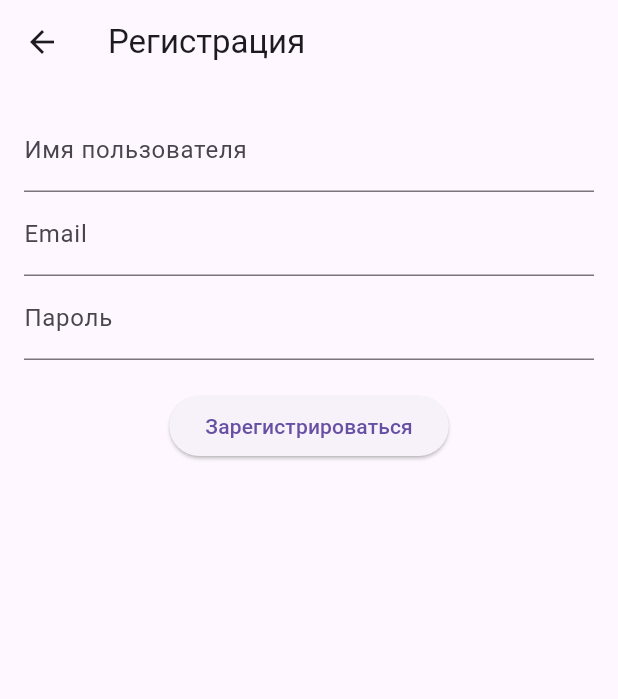
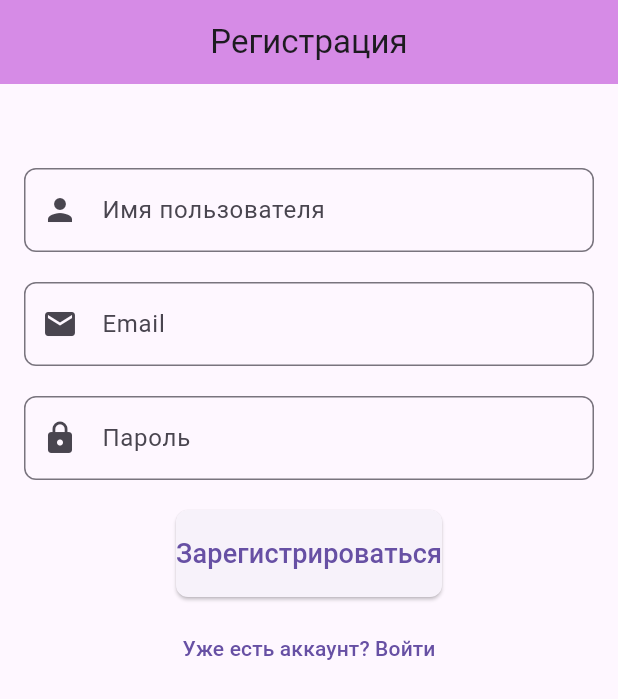
Before and after one commit to andryare1/FitApp, a Flutter app: the screen it shows after launch, after a tap on "Нет аккаунта? Зарегистрироваться", on a phone screen of 412 x 824 dp. Shown: the top 699 px of the screen. Run offline on Flutter 3.47's test engine with Material 3 defaults, Android fonts, the light colour scheme and no system bars; our stand-ins replace shared_preferences; network calls fail.

Commit message:
обновление дизайна

```diff
--- a/FitAppAPI/FitAppAPI/obj/Debug/net8.0/FitAppAPI.csproj.FileListAbsolute.txt
+++ b/FitAppAPI/FitAppAPI/obj/Debug/net8.0/FitAppAPI.csproj.FileListAbsolute.txt
@@ -692,4 +692,3 @@ C:\myData\Knowledge\Projects\FitApp\FitAppAPI\FitAppAPI\obj\Debug\net8.0\ref\Fit
 /Users/andryare/college/diploma/FitApp/FitApp/FitAppAPI/FitAppAPI/obj/Debug/net8.0/FitAppAPI.genruntimeconfig.cache
 /Users/andryare/college/diploma/FitApp/FitApp/FitAppAPI/FitAppAPI/obj/Debug/net8.0/ref/FitAppAPI.dll
 >>>>>>> e226ae361cd8e871c67bcb6f1df4a758a33c738a
-C:\myData\Knowledge\Projects\FitApp\FitAppAPI\FitAppAPI\obj\Debug\net8.0\staticwebassets.upToDateCheck.txt
--- a/FitAppAPI/FitAppAPI/obj/Debug/net8.0/FitAppAPI.sourcelink.json
+++ b/FitAppAPI/FitAppAPI/obj/Debug/net8.0/FitAppAPI.sourcelink.json
@@ -1 +1 @@
-{"documents":{"C:\\myData\\Knowledge\\Projects\\FitApp\\*":"https://raw.githubusercontent.com/andryare1/FitApp/ed0106dbe68aa351e370aa42bd5af83721a24999/*"}}
+{"documents":{"C:\\myData\\Knowledge\\Projects\\FitApp\\*":"https://raw.githubusercontent.com/andryare1/FitApp/dab0299315a31b0469263c16d089196935798b96/*"}}
--- a/urbanfit/lib/main.dart
+++ b/urbanfit/lib/main.dart
@@ -22,6 +22,9 @@ class MyApp extends StatelessWidget {
       title: 'FitApp',
       theme: ThemeData(
         primarySwatch: Colors.blue,
+        appBarTheme: const AppBarTheme(
+          backgroundColor: Color.fromARGB(255, 214, 139, 230),
+        ),
       ),
       home: token == null ? const LoginPage() : HomePage(token: token),
     );
--- a/urbanfit/lib/pages/authorization/login_page.dart
+++ b/urbanfit/lib/pages/authorization/login_page.dart
@@ -1,7 +1,7 @@
 import 'package:flutter/material.dart';
+import 'package:urbanfit/pages/home_page.dart';
 import 'package:urbanfit/services/auth_service.dart';
-import '../home_page.dart';
-import 'register_page.dart';  // Подключаем страницу регистрации
+import 'register_page.dart';
 
 class LoginPage extends StatefulWidget {
   const LoginPage({super.key});
@@ -58,31 +58,56 @@ class _LoginPageState extends State<LoginPage> {
   @override
   Widget build(BuildContext context) {
     return Scaffold(
-      appBar: AppBar(title: const Text('Вход')),
+      appBar: AppBar(
+        title: const Center(child: Text('Вход')),
+      ),
       body: Padding(
         padding: const EdgeInsets.all(16.0),
         child: Column(
           children: [
+            const SizedBox(height: 40),
             TextField(
               controller: _usernameController,
-              decoration: const InputDecoration(labelText: 'Логин'),
+              decoration: InputDecoration(
+                labelText: 'Логин',
+                prefixIcon: const Icon(Icons.person),
+                border: OutlineInputBorder(
+                  borderRadius: BorderRadius.circular(8),
+                ),
+              ),
             ),
+            const SizedBox(height: 20),
             TextField(
               controller: _passwordController,
               obscureText: true,
-              decoration: const InputDecoration(labelText: 'Пароль'),
+              decoration: InputDecoration(
+                labelText: 'Пароль',
+                prefixIcon: const Icon(Icons.lock),
+                border: OutlineInputBorder(
+                  borderRadius: BorderRadius.circular(8),
+                ),
+              ),
             ),
             const SizedBox(height: 20),
             _isLoading
                 ? const CircularProgressIndicator()
                 : ElevatedButton(
+                    style: ElevatedButton.styleFrom(
+                      padding: const EdgeInsets.symmetric(vertical: 16),
+                      shape: RoundedRectangleBorder(
+                        borderRadius: BorderRadius.circular(8),
+                      ),
+                    ),
                     onPressed: _login,
-                    child: const Text('Войти'),
+                    child: const Text(
+                      'Войти',
+                      style: TextStyle(fontSize: 18),
+                    ),
                   ),
             const SizedBox(height: 10),
             TextButton(
               onPressed: () {
-                Navigator.push(
+                Navigator.pushReplacement(
                   context,
                   MaterialPageRoute(builder: (context) => const RegisterPage()),
                 );
--- a/urbanfit/lib/pages/authorization/register_page.dart
+++ b/urbanfit/lib/pages/authorization/register_page.dart
@@ -17,6 +17,15 @@ class _RegisterPageState extends State<RegisterPage> {
 
   bool _isLoading = false;
 
+  bool _isUsernameValid(String username) {
+    return username.length >= 5;
+  }
+
+  bool _isEmailValid(String email) {
+    final emailRegex = RegExp(r"^[a-zA-Z0-9._%+-]+@[a-zA-Z0-9.-]+\.[a-zA-Z]{2,}$");
+    return emailRegex.hasMatch(email);
+  }
+
   Future<void> _register() async {
     if (_isLoading) return;
 
@@ -26,6 +35,21 @@ class _RegisterPageState extends State<RegisterPage> {
         _passwordController.text.trim().isEmpty) {
       ScaffoldMessenger.of(context).showSnackBar(
         const SnackBar(content: Text('Заполните все поля')),
+      );
+      return;
+    }
+
+    // Валидация логина и email
+    if (!_isUsernameValid(_usernameController.text)) {
+      ScaffoldMessenger.of(context).showSnackBar(
+        const SnackBar(content: Text('Логин должен содержать минимум 5 символов')),
+      );
+      return;
+    }
+
+    if (!_isEmailValid(_emailController.text)) {
+      ScaffoldMessenger.of(context).showSnackBar(
+        const SnackBar(content: Text('Введите корректный email')),
       );
       return;
     }
@@ -45,8 +69,7 @@ class _RegisterPageState extends State<RegisterPage> {
 
       if (errorMessage == null) {
         ScaffoldMessenger.of(context).showSnackBar(
-          const SnackBar(
-              content: Text('Регистрация успешна! Войдите в аккаунт')),
+          const SnackBar(content: Text('Регистрация успешна! Войдите в аккаунт')),
         );
 
         Navigator.pushReplacement(
@@ -72,32 +95,72 @@ class _RegisterPageState extends State<RegisterPage> {
   @override
   Widget build(BuildContext context) {
     return Scaffold(
-      appBar: AppBar(title: const Text('Регистрация')),
+      appBar: AppBar(title: const Center(child: Text('Регистрация'))),
       body: Padding(
         padding: const EdgeInsets.all(16.0),
         child: Column(
           children: [
+            const SizedBox(height: 40),
             TextField(
               controller: _usernameController,
-              decoration: const InputDecoration(labelText: 'Имя пользователя'),
+              decoration: InputDecoration(
+                labelText: 'Имя пользователя',
+                prefixIcon: const Icon(Icons.person),
+                border: OutlineInputBorder(
+                  borderRadius: BorderRadius.circular(8),
+                ),
+              ),
             ),
+            const SizedBox(height: 20),
             TextField(
               controller: _emailController,
-              decoration: const InputDecoration(labelText: 'Email'),
+              decoration: InputDecoration(
+                labelText: 'Email',
+                prefixIcon: const Icon(Icons.email),
+                border: OutlineInputBorder(
+                  borderRadius: BorderRadius.circular(8),
+                ),
+              ),
               keyboardType: TextInputType.emailAddress,
             ),
+            const SizedBox(height: 20),
             TextField(
               controller: _passwordController,
               obscureText: true,
-              decoration: const InputDecoration(labelText: 'Пароль'),
+              decoration: InputDecoration(
+                labelText: 'Пароль',
+                prefixIcon: const Icon(Icons.lock),
+                border: OutlineInputBorder(
+                  borderRadius: BorderRadius.circular(8),
+                ),
+              ),
             ),
             const SizedBox(height: 20),
             _isLoading
                 ? const CircularProgressIndicator()
                 : ElevatedButton(
+                    style: ElevatedButton.styleFrom(
+                      padding: const EdgeInsets.symmetric(vertical: 16),
+                      shape: RoundedRectangleBorder(
+                        borderRadius: BorderRadius.circular(8),
+                      ),
+                    ),
                     onPressed: _register,
-                    child: const Text('Зарегистрироваться'),
+                    child: const Text(
+                      'Зарегистрироваться',
+                      style: TextStyle(fontSize: 18),
+                    ),
                   ),
+            const SizedBox(height: 10),
+            TextButton(
+              onPressed: () {
+                Navigator.pushReplacement(
+                  context,
+                  MaterialPageRoute(builder: (context) => const LoginPage()),
+                );
+              },
+              child: const Text('Уже есть аккаунт? Войти'),
+            ),
           ],
         ),
       ),
--- a/urbanfit/lib/pages/exercises_page.dart
+++ b/urbanfit/lib/pages/exercises_page.dart
@@ -6,7 +6,9 @@ class ExercisesPage extends StatelessWidget {
   @override
   Widget build(BuildContext context) {
     return Scaffold(
-      appBar: AppBar(title: const Text('Упражнения')),
+     appBar: AppBar(title: const Center(
+        child:  Text('Упражнения'),
+      )),
       body: const Center(
         child: Text(
           'Здесь будут отображаться упражнения!',
--- a/urbanfit/lib/pages/home_page.dart
+++ b/urbanfit/lib/pages/home_page.dart
@@ -35,8 +35,7 @@ class _HomePageState extends State<HomePage> {
   @override
   Widget build(BuildContext context) {
     return Scaffold(
-      appBar: AppBar(title: Center(child: Text(_titles[_currentIndex]))),
-      body: widget.token == '' ? const LoginPage() : _pages[_currentIndex], // Если нет токена, показываем LoginPage
+      body: widget.token == '' ? const LoginPage() : _pages[_currentIndex],
       bottomNavigationBar: BottomNavigationBar(
         currentIndex: _currentIndex,
         onTap: (index) {
--- a/urbanfit/lib/pages/trainings_pade.dart
+++ b/urbanfit/lib/pages/trainings_pade.dart
@@ -6,7 +6,9 @@ class TrainingsPage extends StatelessWidget {
   @override
   Widget build(BuildContext context) {
     return Scaffold(
-      appBar: AppBar(title: const Text('Тренировки')),
+      appBar: AppBar(title: const Center(
+        child:  Text('Тренировки'),
+      )),
       body: const Center(
         child: Text(
           'Здесь будут отображаться тренировки!',
```
Also changed, not shown: urbanfit/lib/pages/profile_page.dart (+6 -1 lines), 10 other files.
